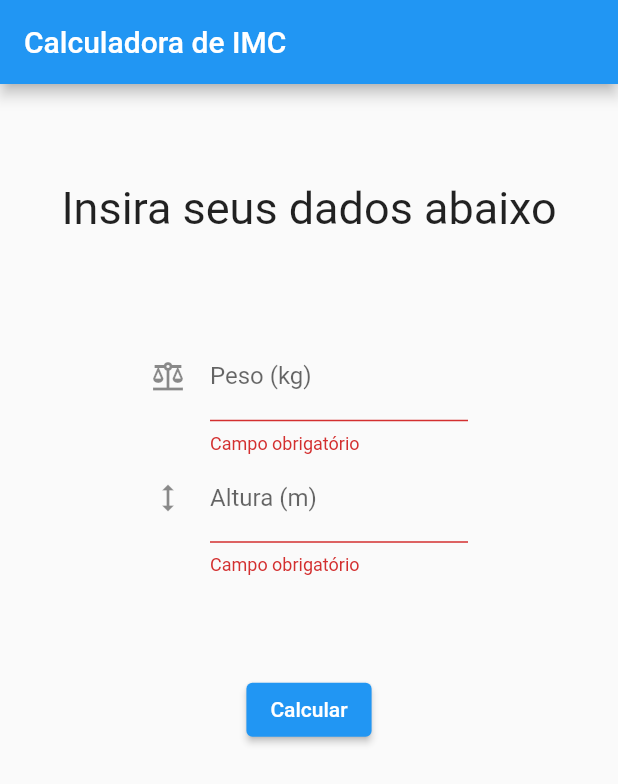
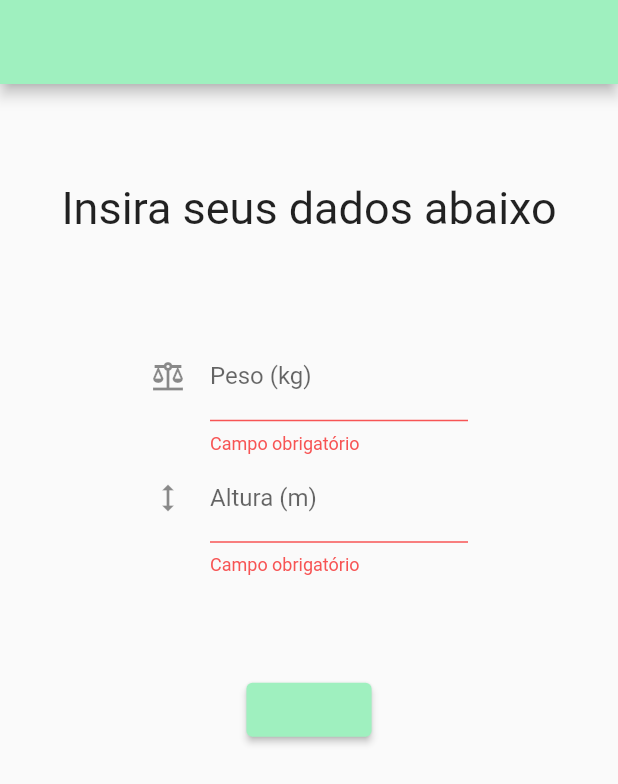
Before and after one commit to VictorHenzzo/bmi-calculator, a Flutter app: the screen it shows after launch, after a tap on "Calcular", on a phone screen of 412 x 824 dp. Shown: the top 784 px of the screen. Run offline on Flutter 3.47's test engine with Material 2 defaults, Android fonts, the phone set to English and light mode, and no system bars; our stand-ins replace equatable, flutter_bloc, get_it, injectable.

Commit message:
Finishing splash

```diff
--- a/lib/main.dart
+++ b/lib/main.dart
@@ -1,4 +1,4 @@
-import 'package:bmi_calculator/modules/bmi_calculator/routes/bmi_calculator_route.dart';
+import 'package:bmi_calculator/modules/splash/splash_screen_route.dart';
 import 'package:bmi_calculator/navigation/app_navigation.dart';
 import 'package:bmi_calculator/service_locator/service_locator.dart';
 import 'package:flutter/material.dart';
@@ -17,9 +17,21 @@ class MyApp extends StatelessWidget {
       title: 'BMI Calculator',
       debugShowCheckedModeBanner: false,
       theme: ThemeData(
-        primarySwatch: Colors.blue,
+        colorScheme: const ColorScheme(
+          background: Color(0xff313131),
+          onBackground: Color(0xff4a4a4f),
+          primary: Color(0xff9ff0bf),
+          secondary: Color(0xff597fba),
+          brightness: Brightness.light,
+          error: Color(0xfff75454),
+          onError: Color(0xfff75454),
+          onPrimary: Color(0xff9ff0bf),
+          onSecondary: Color(0xff597fba),
+          onSurface: Color(0xffFFFFFF),
+          surface: Color(0xffFFFFFF),
+        ),
       ),
-      initialRoute: BmiCalculatorRoute.path,
+      initialRoute: SplashScreenRoute.path,
       onGenerateRoute: AppNavigation.generateRoute,
     );
   }
--- a/lib/modules/bmi_calculator/routes/bmi_calculator_route.dart
+++ b/lib/modules/bmi_calculator/routes/bmi_calculator_route.dart
@@ -5,7 +5,7 @@ import 'package:flutter/material.dart';
 import 'package:flutter_bloc/flutter_bloc.dart';
 
 class BmiCalculatorRoute {
-  static const String path = '/';
+  static const String path = '/bmi_calculator';
 
   static Route<dynamic> of() {
     final presenter = BmiCalculatorPresenterFactory.make();
--- /dev/null
+++ b/lib/modules/splash/splash_screen.dart
@@ -0,0 +1,39 @@
+import 'dart:async';
+
+import 'package:flutter/material.dart';
+
+class SplashScreen extends StatelessWidget {
+  const SplashScreen({Key? key}) : super(key: key);
+
+  @override
+  Widget build(BuildContext context) {
+    Timer(const Duration(seconds: 3), () {
+      Navigator.pushReplacementNamed(context, '/bmi_calculator');
+    });
+
+    return Scaffold(
+      backgroundColor: Theme.of(context).colorScheme.background,
+      body: Center(
+          child: Container(
+        decoration: BoxDecoration(
+          boxShadow: [
+            BoxShadow(
+              color: Theme.of(context).colorScheme.secondary,
+              blurRadius: 50,
+            )
+          ],
+          color: Theme.of(context).colorScheme.onBackground,
+          shape: BoxShape.circle,
+        ),
+        child: Padding(
+          padding: const EdgeInsets.all(20.0),
+          child: Icon(
+            Icons.health_and_safety_outlined,
+            color: Theme.of(context).colorScheme.primary,
+            size: 150,
+          ),
+        ),
+      )),
+    );
+  }
+}
--- /dev/null
+++ b/lib/modules/splash/splash_screen_route.dart
@@ -0,0 +1,12 @@
+import 'package:bmi_calculator/modules/splash/splash_screen.dart';
+import 'package:flutter/material.dart';
+
+class SplashScreenRoute {
+  static const String path = '/';
+
+  static Route<dynamic> of() {
+    return MaterialPageRoute(
+      builder: (context) => const SplashScreen(),
+    );
+  }
+}
--- a/lib/navigation/app_navigation.dart
+++ b/lib/navigation/app_navigation.dart
@@ -1,14 +1,17 @@
 import 'package:bmi_calculator/modules/bmi_calculator/routes/bmi_calculator_route.dart';
+import 'package:bmi_calculator/modules/splash/splash_screen_route.dart';
 import 'package:flutter/material.dart';
 
 class AppNavigation {
   static Route<dynamic> generateRoute(RouteSettings settings) {
     switch (settings.name) {
+      case SplashScreenRoute.path:
+        return SplashScreenRoute.of();
       case BmiCalculatorRoute.path:
         return BmiCalculatorRoute.of();
+
       default:
-        //TODO: Inserir splash
-        return BmiCalculatorRoute.of();
+        return SplashScreenRoute.of();
     }
   }
 }
```
Also changed, not shown: 1 other file.
